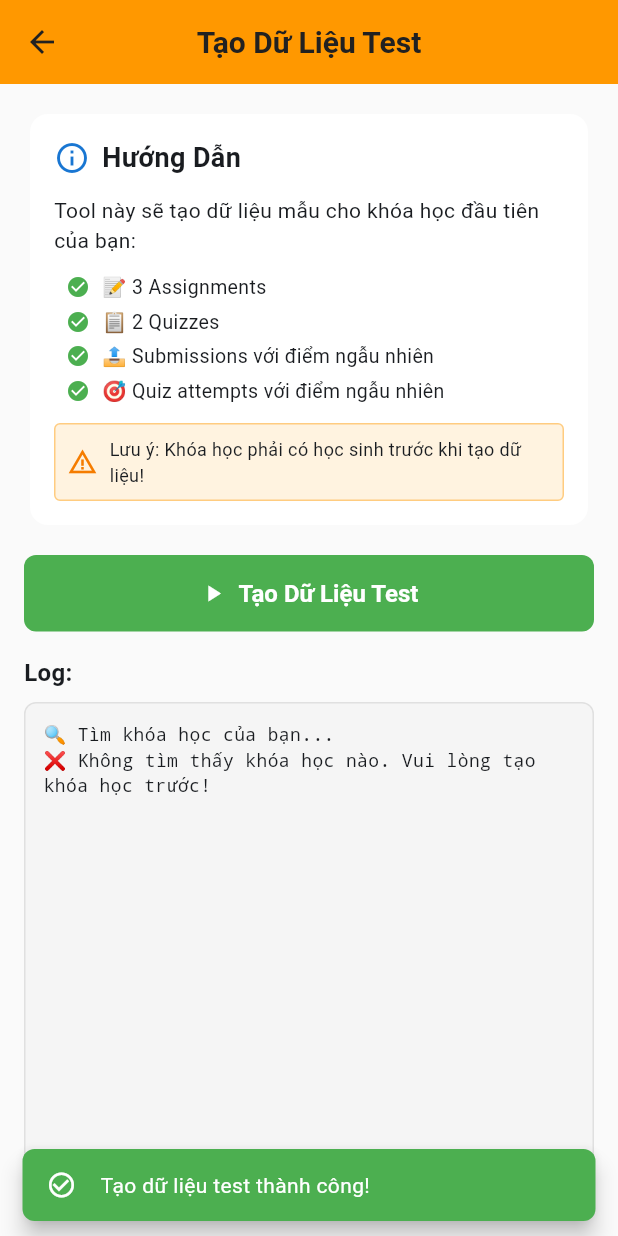
After one commit to Kevindai2369/elearning_management_Final_Project_of_521C0008, a Flutter app: the GenerateTestDataScreen screen opened directly, after a tap on "Tạo Dữ Liệu Test", on a phone screen of 412 x 824 dp. The commit adds this screen. Run offline on Flutter 3.47's test engine with Material 3 defaults, Android fonts, the phone set to English and light mode, and no system bars; our stand-ins replace cloud_firestore, csv, file_picker, firebase_auth, firebase_core, firebase_storage and 2 more; accounts and stored records are empty.

Commit message:
feat: Add test data generator for analytics testing
- Add TestDataGenerator utility to create sample data
- Add GenerateTestDataScreen for instructors
- Generate 3 assignments, 2 quizzes with random grades
- Create submissions and quiz attempts with normal distribution
- Update Firestore rules to allow instructor test data creation
- Add navigation to test data generator in instructor drawer

```diff
--- /dev/null
+++ b/lib/screens/instructor/generate_test_data_screen.dart
@@ -0,0 +1,196 @@
+import 'package:flutter/material.dart';
+import '../../services/auth_service.dart';
+import '../../utils/test_data_generator.dart';
+import '../../widgets/common/app_snackbar.dart';
+
+class GenerateTestDataScreen extends StatefulWidget {
+  const GenerateTestDataScreen({super.key});
+
+  @override
+  State<GenerateTestDataScreen> createState() => _GenerateTestDataScreenState();
+}
+
+class _GenerateTestDataScreenState extends State<GenerateTestDataScreen> {
+  final AuthService _authService = AuthService();
+  final TestDataGenerator _generator = TestDataGenerator();
+  bool _isGenerating = false;
+  String _log = '';
+
+  void _addLog(String message) {
+    setState(() {
+      _log += '$message\n';
+    });
+  }
+
+  Future<void> _generateData() async {
+    setState(() {
+      _isGenerating = true;
+      _log = '';
+    });
+
+    try {
+      final userId = _authService.currentUser?.uid;
+      if (userId == null) {
+        _addLog('❌ Lỗi: Không tìm thấy user ID');
+        return;
+      }
+
+      // Set up logging callback
+      _generator.onLog = (message) {
+        _addLog(message);
+      };
+
+      // Generate test data
+      await _generator.quickTest(userId);
+
+      if (mounted) {
+        AppSnackbar.success(context, 'Tạo dữ liệu test thành công!');
+      }
+    } catch (e) {
+      _addLog('\n❌ Lỗi: $e');
+      if (mounted) {
+        AppSnackbar.error(context, 'Lỗi: $e');
+      }
+    } finally {
+      setState(() {
+        _isGenerating = false;
+      });
+    }
+  }
+
+  @override
+  Widget build(BuildContext context) {
+    return Scaffold(
+      appBar: AppBar(
+        title: const Text('Tạo Dữ Liệu Test'),
+        backgroundColor: Colors.orange,
+      ),
+      body: Padding(
+        padding: const EdgeInsets.all(16),
+        child: Column(
+          crossAxisAlignment: CrossAxisAlignment.stretch,
+          children: [
+            Card(
+              child: Padding(
+                padding: const EdgeInsets.all(16),
+                child: Column(
+                  crossAxisAlignment: CrossAxisAlignment.start,
+                  children: [
+                    Row(
+                      children: [
+                        Icon(Icons.info_outline, color: Colors.blue[700]),
+                        const SizedBox(width: 8),
+                        const Text(
+                          'Hướng Dẫn',
+                          style: TextStyle(
+                            fontSize: 18,
+                            fontWeight: FontWeight.bold,
+                          ),
+                        ),
+                      ],
+                    ),
+                    const SizedBox(height: 12),
+                    const Text(
+                      'Tool này sẽ tạo dữ liệu mẫu cho khóa học đầu tiên của bạn:',
+                      style: TextStyle(fontSize: 14),
+                    ),
+                    const SizedBox(height: 8),
+                    _buildInfoItem('📝 3 Assignments'),
+                    _buildInfoItem('📋 2 Quizzes'),
+                    _buildInfoItem('📤 Submissions với điểm ngẫu nhiên'),
+                    _buildInfoItem('🎯 Quiz attempts với điểm ngẫu nhiên'),
+                    const SizedBox(height: 12),
+                    Container(
+                      padding: const EdgeInsets.all(8),
+                      decoration: BoxDecoration(
+                        color: Colors.orange[50],
+                        borderRadius: BorderRadius.circular(4),
+                        border: Border.all(color: Colors.orange[200]!),
+                      ),
+                      child: Row(
+                        children: [
+                          Icon(Icons.warning_amber,
+                            color: Colors.orange[700], size: 20),
+                          const SizedBox(width: 8),
+                          const Expanded(
+                            child: Text(
+                              'Lưu ý: Khóa học phải có học sinh trước khi tạo dữ liệu!',
+                              style: TextStyle(fontSize: 12),
+                            ),
+                          ),
+                        ],
+                      ),
+                    ),
+                  ],
+                ),
+              ),
+            ),
+            const SizedBox(height: 16),
+            ElevatedButton.icon(
+              onPressed: _isGenerating ? null : _generateData,
+              icon: _isGenerating
+                  ? const SizedBox(
+                      width: 20,
+                      height: 20,
+                      child: CircularProgressIndicator(
+                        strokeWidth: 2,
+                        color: Colors.white,
+                      ),
+                    )
+                  : const Icon(Icons.play_arrow),
+              label: Text(_isGenerating ? 'Đang tạo...' : 'Tạo Dữ Liệu Test'),
+              style: ElevatedButton.styleFrom(
+                backgroundColor: Colors.green,
+                foregroundColor: Colors.white,
+                padding: const EdgeInsets.all(16),
+              ),
+            ),
+            const SizedBox(height: 16),
+            if (_log.isNotEmpty) ...[
+              const Text(
+                'Log:',
+                style: TextStyle(
+                  fontSize: 16,
+                  fontWeight: FontWeight.bold,
+                ),
+              ),
+              const SizedBox(height: 8),
+              Expanded(
+                child: Container(
+                  padding: const EdgeInsets.all(12),
+                  decoration: BoxDecoration(
+                    color: Colors.grey[100],
+                    borderRadius: BorderRadius.circular(8),
+                    border: Border.all(color: Colors.grey[300]!),
+                  ),
+                  child: SingleChildScrollView(
+                    child: Text(
+                      _log,
+                      style: const TextStyle(
+                        fontFamily: 'monospace',
+                        fontSize: 12,
+                      ),
+                    ),
+                  ),
+                ),
+              ),
+            ],
+          ],
+        ),
+      ),
+    );
+  }
+
+  Widget _buildInfoItem(String text) {
+    return Padding(
+      padding: const EdgeInsets.only(left: 8, top: 4),
+      child: Row(
+        children: [
+          const Icon(Icons.check_circle, size: 16, color: Colors.green),
+          const SizedBox(width: 8),
+          Text(text, style: const TextStyle(fontSize: 13)),
+        ],
+      ),
+    );
+  }
+}
--- /dev/null
+++ b/lib/utils/test_data_generator.dart
@@ -0,0 +1,215 @@
+import 'package:cloud_firestore/cloud_firestore.dart';
+import 'dart:math' as math;
+
+class TestDataGenerator {
+  final FirebaseFirestore _firestore = FirebaseFirestore.instance;
+  final math.Random _random = math.Random();
+
+  // Callback for logging
+  Function(String)? onLog;
+
+  void _log(String message) {
+    if (onLog != null) {
+      onLog!(message);
+    } else {
+      print(message);
+    }
+  }
+
+  // Generate test data for analytics
+  Future<void> generateTestData({
+    required String courseId,
+    required String instructorId,
+    required List<String> studentIds,
+  }) async {
+    _log('🚀 Bắt đầu tạo dữ liệu test...');
+
+    // 1. Create assignments
+    _log('📝 Tạo assignments...');
+    List<String> assignmentIds = [];
+    for (int i = 1; i <= 3; i++) {
+      final assignmentRef = await _firestore.collection('assignments').add({
+        'courseId': courseId,
+        'title': 'Bài Tập $i',
+        'description': 'Mô tả bài tập $i',
+        'dueDate': Timestamp.fromDate(
+          DateTime.now().add(Duration(days: 7 * i)),
+        ),
+        'createdAt': Timestamp.now(),
+      });
+      assignmentIds.add(assignmentRef.id);
+      _log('  ✅ Tạo assignment: ${assignmentRef.id}');
+    }
+
+    // 2. Create quizzes
+    _log('📋 Tạo quizzes...');
+    List<String> quizIds = [];
+    for (int i = 1; i <= 2; i++) {
+      final quizRef = await _firestore.collection('quizzes').add({
+        'courseId': courseId,
+        'title': 'Quiz $i',
+        'description': 'Kiểm tra kiến thức $i',
+        'questions': [
+          {
+            'question': 'Câu hỏi 1',
+            'options': ['A', 'B', 'C', 'D'],
+            'correctAnswer': 0,
+          },
+          {
+            'question': 'Câu hỏi 2',
+            'options': ['A', 'B', 'C', 'D'],
+            'correctAnswer': 1,
+          },
+          {
+            'question': 'Câu hỏi 3',
+            'options': ['A', 'B', 'C', 'D'],
+            'correctAnswer': 2,
+          },
+          {
+            'question': 'Câu hỏi 4',
+            'options': ['A', 'B', 'C', 'D'],
+            'correctAnswer': 3,
+          },
+          {
+            'question': 'Câu hỏi 5',
+            'options': ['A', 'B', 'C', 'D'],
+            'correctAnswer': 0,
+          },
+        ],
+        'createdAt': Timestamp.now(),
+      });
+      quizIds.add(quizRef.id);
+      _log('  ✅ Tạo quiz: ${quizRef.id}');
+    }
+
+    // 3. Create submissions for each student
+    _log('📤 Tạo submissions...');
+    int submissionCount = 0;
+    for (String studentId in studentIds) {
+      for (String assignmentId in assignmentIds) {
+        // 80% chance student submits
+        if (_random.nextDouble() < 0.8) {
+          final grade = _generateGrade();
+          await _firestore.collection('submissions').add({
+            'courseId': courseId,
+            'assignmentId': assignmentId,
+            'studentId': studentId,
+            'submittedAt': Timestamp.now(),
+            'grade': grade,
+            'feedback': _getFeedback(grade),
+            'status': 'graded',
+          });
+          submissionCount++;
+        }
+      }
+    }
+    _log('  ✅ Tạo $submissionCount submissions');
+
+    // 4. Create quiz attempts for each student
+    _log('🎯 Tạo quiz attempts...');
+    int attemptCount = 0;
+    for (String studentId in studentIds) {
+      for (String quizId in quizIds) {
+        // 90% chance student takes quiz
+        if (_random.nextDouble() < 0.9) {
+          final score = _generateQuizScore();
+          await _firestore.collection('quizAttempts').add({
+            'courseId': courseId,
+            'quizId': quizId,
+            'studentId': studentId,
+            'score': score,
+            'totalQuestions': 5,
+            'correctAnswers': (score / 20).round(),
+            'submittedAt': Timestamp.now(),
+          });
+          attemptCount++;
+        }
+      }
+    }
+    _log('  ✅ Tạo $attemptCount quiz attempts');
+
+    _log('✨ Hoàn thành! Dữ liệu test đã được tạo.');
+    _log('📊 Bây giờ bạn có thể xem analytics với dữ liệu thực tế!');
+  }
+
+  // Generate realistic grade (0-100)
+  double _generateGrade() {
+    // Generate grades with normal distribution
+    // Most grades around 70-85
+    final base = 75.0;
+    final variance = 15.0;
+
+    double grade;
+    do {
+      // Box-Muller transform for normal distribution
+      final u1 = _random.nextDouble();
+      final u2 = _random.nextDouble();
+      final z = math.sqrt(-2 * math.log(u1)) * math.cos(2 * math.pi * u2);
+      grade = base + (z * variance);
+    } while (grade < 0 || grade > 100);
+
+    return double.parse(grade.toStringAsFixed(1));
+  }
+
+  // Generate quiz score (0-100)
+  double _generateQuizScore() {
+    // Quiz scores tend to be higher
+    final base = 80.0;
+    final variance = 12.0;
+
+    double score;
+    do {
+      final u1 = _random.nextDouble();
+      final u2 = _random.nextDouble();
+      final z = math.sqrt(-2 * math.log(u1)) * math.cos(2 * math.pi * u2);
+      score = base + (z * variance);
+    } while (score < 0 || score > 100);
+
+    return double.parse(score.toStringAsFixed(1));
+  }
+
+  String _getFeedback(double grade) {
+    if (grade >= 90) return 'Xuất sắc! Làm rất tốt!';
+    if (grade >= 80) return 'Tốt! Tiếp tục phát huy!';
+    if (grade >= 70) return 'Khá! Cần cố gắng thêm!';
+    if (grade >= 60) return 'Trung bình. Cần ôn tập thêm!';
+    return 'Yếu. Cần học lại!';
+  }
+
+  // Quick test: Generate data for current user's first course
+  Future<void> quickTest(String userId) async {
+    _log('🔍 Tìm khóa học của bạn...');
+
+    // Get user's first course as instructor
+    final coursesSnapshot = await _firestore
+        .collection('courses')
+        .where('instructorId', isEqualTo: userId)
+        .limit(1)
+        .get();
+
+    if (coursesSnapshot.docs.isEmpty) {
+      _log('❌ Không tìm thấy khóa học nào. Vui lòng tạo khóa học trước!');
+      return;
+    }
+
+    final courseDoc = coursesSnapshot.docs.first;
+    final courseData = courseDoc.data();
+    final courseId = courseDoc.id;
+    final courseName = courseData['name'] ?? 'Unknown';
+    final studentIds = List<String>.from(courseData['studentIds'] ?? []);
+
+    _log('📚 Tìm thấy khóa học: $courseName');
+    _log('👥 Số học sinh: ${studentIds.length}');
+
+    if (studentIds.isEmpty) {
+      _log('⚠️  Khóa học chưa có học sinh. Thêm học sinh trước!');
+      return;
+    }
+
+    await generateTestData(
+      courseId: courseId,
+      instructorId: userId,
+      studentIds: studentIds,
+    );
+  }
+}
```
Also changed, not shown: lib/main.dart (+16 -0 lines), 1 other file.
